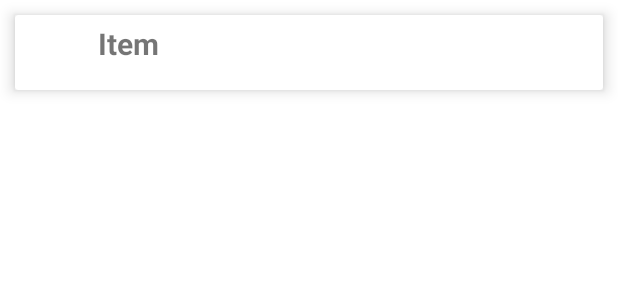
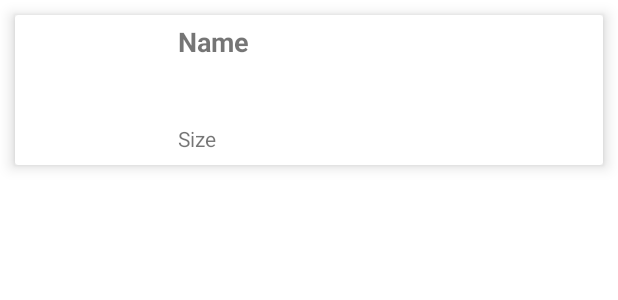
Before and after one commit to Seras3/share-memos, an Android app: the layout image_card_view.xml on its own in the app's theme, with its tools: preview values and no code run, on a phone screen of 412 x 824 dp. Shown: the top 300 px of the screen. Run offline under Robolectric (Android 15) with nearby library versions, the phone set to English and light mode, and no system bars.

Commit message:
filtered but not updated  recycler UI

```diff
--- a/ShareMemos/app/src/main/java/com/example/sharememos/Constants.kt
+++ b/ShareMemos/app/src/main/java/com/example/sharememos/Constants.kt
@@ -6,6 +6,7 @@ object Constants {
 
     const val STORAGE_FOLDER_NAME = "ShareMemos"
     const val TAG = "SHARE-MEMOS"
+    const val FILE_PRE_TAG = "SM-"
     const val FILE_NAME_FORMAT = "yy-MM-dd-HH-mm-ss-SSSS"
     const val REQUEST_CODE_PERMISSION = 123
     const val REQUEST_IMAGE_CAPTURE = 1
--- a/ShareMemos/app/src/main/java/com/example/sharememos/ui/camera/CameraFragment.kt
+++ b/ShareMemos/app/src/main/java/com/example/sharememos/ui/camera/CameraFragment.kt
@@ -106,7 +106,7 @@ class CameraFragment : Fragment() {
         val imageCapture = imageCapture ?: return
 
         // Create time stamped name and MediaStore entry.
-        val name = SimpleDateFormat(Constants.FILE_NAME_FORMAT, Locale.US)
+        val name = Constants.FILE_PRE_TAG + SimpleDateFormat(Constants.FILE_NAME_FORMAT, Locale.US)
             .format(System.currentTimeMillis())
         val contentValues = ContentValues().apply {
             put(MediaStore.MediaColumns.DISPLAY_NAME, name)
--- a/ShareMemos/app/src/main/res/layout/image_card_view.xml
+++ b/ShareMemos/app/src/main/res/layout/image_card_view.xml
@@ -1,32 +1,49 @@
 <?xml version="1.0" encoding="utf-8"?>
-<androidx.cardview.widget.CardView
-    xmlns:android="http://schemas.android.com/apk/res/android"
+<androidx.cardview.widget.CardView xmlns:android="http://schemas.android.com/apk/res/android"
     xmlns:app="http://schemas.android.com/apk/res-auto"
     android:layout_width="match_parent"
-    android:layout_height="50dp"
+    android:layout_height="100dp"
     android:layout_margin="10dp"
     app:cardElevation="6dp">
 
     <LinearLayout
         android:layout_width="match_parent"
-        android:layout_height="wrap_content"
+        android:layout_height="match_parent"
         android:orientation="horizontal"
         android:padding="5dp">
 
         <ImageView
             android:id="@+id/imageview"
-            android:layout_width="40dp"
-            android:layout_height="40dp" />
+            android:layout_width="93dp"
+            android:layout_height="89dp" />
 
-        <TextView
-            android:id="@+id/textView"
-            android:layout_width="wrap_content"
-            android:layout_height="wrap_content"
-            android:layout_marginStart="10dp"
-            android:layout_marginLeft="15dp"
-            android:text="Item"
-            android:textSize="20sp"
-            android:textStyle="bold" />
+        <LinearLayout
+            android:layout_width="match_parent"
+            android:layout_height="match_parent"
+            android:orientation="vertical">
+
+            <TextView
+                android:id="@+id/textViewName"
+                android:layout_width="250dp"
+                android:layout_height="47dp"
+                android:layout_marginStart="10dp"
+                android:layout_marginLeft="15dp"
+                android:inputType="textMultiLine"
+                android:text="Name"
+                android:textSize="18sp"
+                android:textStyle="bold" />
+
+            <TextView
+                android:id="@+id/textViewSize"
+                android:layout_width="77dp"
+                android:layout_height="wrap_content"
+                android:layout_marginStart="10dp"
+                android:layout_marginLeft="15dp"
+                android:layout_marginTop="20dp"
+                android:layout_weight="1"
+                android:text="Size"
+                android:textSize="14sp" />
+        </LinearLayout>
 
     </LinearLayout>
 
--- a/ShareMemos/app/src/main/res/navigation/mobile_navigation.xml
+++ b/ShareMemos/app/src/main/res/navigation/mobile_navigation.xml
@@ -3,7 +3,7 @@
     xmlns:app="http://schemas.android.com/apk/res-auto"
     xmlns:tools="http://schemas.android.com/tools"
     android:id="@+id/mobile_navigation"
-    app:startDestination="@+id/navigation_gallery">
+    app:startDestination="@+id/navigation_camera">
 
     <fragment
         android:id="@+id/navigation_camera"
```
Also changed, not shown: ShareMemos/app/src/main/java/com/example/sharememos/adapters/GalleryAdapter.kt (+9 -4 lines), ShareMemos/app/src/main/java/com/example/sharememos/ui/gallery/GalleryFragment.kt (+6 -14 lines).
